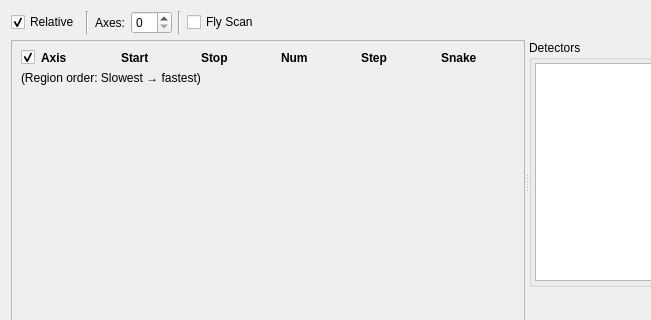
spc-group/haven, file src/firefly/plans/grid_scan.ui: the form before one commit; both pictures show x 0 to 651 and y 0 to 320 of the 817 by 407 pixel window.
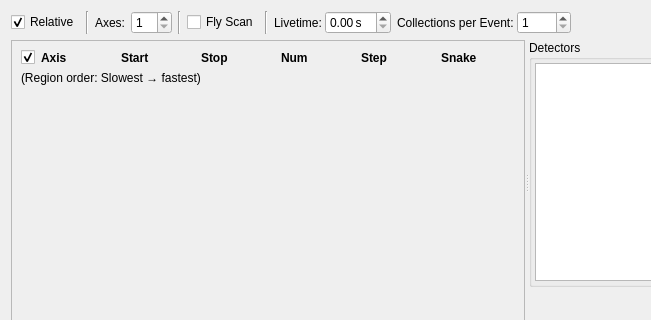
The form after the commit. Custom widgets are drawn as their Qt base class.

Commit message: Added livetime and collection_per_event controls to the grid scan Firefly window.

The edit to the form file:
```diff
--- a/src/firefly/plans/grid_scan.ui
+++ b/src/firefly/plans/grid_scan.ui
@@ -64,10 +64,10 @@
         <enum>QAbstractSpinBox::CorrectToNearestValue</enum>
        </property>
        <property name="minimum">
-        <number>0</number>
+        <number>1</number>
        </property>
        <property name="value">
-        <number>0</number>
+        <number>1</number>
        </property>
        <property name="displayIntegerBase">
         <number>10</number>
@@ -88,6 +88,70 @@
        </property>
       </widget>
      </item>
+     <item>
+      <widget class="Line" name="line_4">
+       <property name="orientation">
+        <enum>Qt::Vertical</enum>
+       </property>
+      </widget>
+     </item>
+     <item>
+      <layout class="QHBoxLayout" name="horizontalLayout_4">
+       <property name="spacing">
+        <number>3</number>
+       </property>
+       <item>
+        <widget class="QLabel" name="label_9">
+         <property name="text">
+          <string>Livetime:</string>
+         </property>
+        </widget>
+       </item>
+       <item>
+        <widget class="QDoubleSpinBox" name="livetime_spinbox">
+         <property name="toolTip">
+          <string>&lt;html&gt;&lt;head/&gt;&lt;body&gt;&lt;p&gt;How long should each exposure be. 0 means whatever is currently set.&lt;/p&gt;&lt;p&gt;&lt;br/&gt;&lt;/p&gt;&lt;/body&gt;&lt;/html&gt;</string>
+         </property>
+         <property name="suffix">
+          <string> s</string>
+         </property>
+        </widget>
+       </item>
+      </layout>
+     </item>
+     <item>
+      <layout class="QHBoxLayout" name="horizontalLayout_5">
+       <property name="spacing">
+        <number>3</number>
+       </property>
+       <item>
+        <widget class="QLabel" name="label_4">
+         <property name="text">
+          <string>Collections per Event:</string>
+         </property>
+        </widget>
+       </item>
+       <item>
+        <widget class="QSpinBox" name="collections_per_event_spinbox">
+         <property name="enabled">
+          <bool>true</bool>
+         </property>
+         <property name="toolTip">
+          <string>The number of frames to measure in each reading.</string>
+         </property>
+         <property name="minimum">
+          <number>1</number>
+         </property>
+         <property name="maximum">
+          <number>1000</number>
+         </property>
+         <property name="value">
+          <number>1</number>
+         </property>
+        </widget>
+       </item>
+      </layout>
+     </item>
      <item>
       <spacer name="horizontalSpacer">
        <property name="orientation">
```
Left out of the diff: 2 changed lines with no effect on the pictures. The commit also changes 7 other files.
